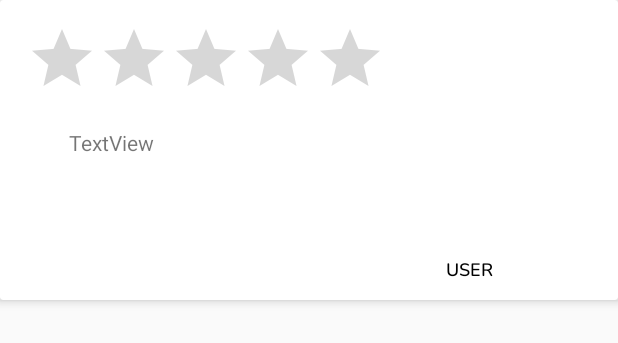
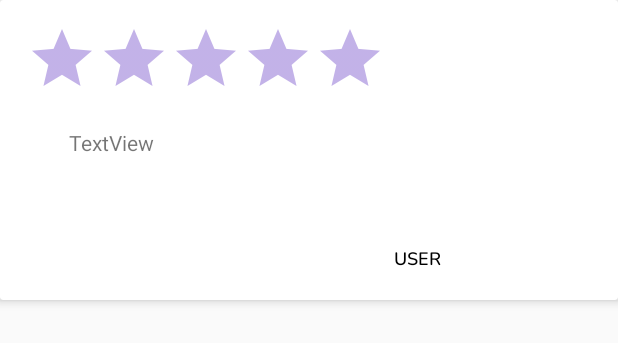
Before and after one commit to yangray1/BreadWinner, an Android app: the layout review_item.xml on its own in the app's theme, with its tools: preview values and no code run, on a phone screen of 412 x 824 dp. Shown: the top 343 px of the screen. Run offline under Robolectric (Android 15) with nearby library versions, the phone set to English and light mode, and no system bars; network calls fail.

Commit message:
added view to see ratings and reviews

```diff
--- a/Front-end-template/app/src/main/res/layout/fragment_profile.xml
+++ b/Front-end-template/app/src/main/res/layout/fragment_profile.xml
@@ -93,6 +93,7 @@
         android:numStars="5"
         android:rating="2.25"
         android:stepSize="0.1"
+        android:theme="@style/RatingBar"
         android:visibility="visible"
         app:layout_constraintEnd_toEndOf="parent"
         app:layout_constraintStart_toStartOf="parent"
--- a/Front-end-template/app/src/main/res/layout/review_item.xml
+++ b/Front-end-template/app/src/main/res/layout/review_item.xml
@@ -17,13 +17,11 @@
 
         <TextView
             android:id="@+id/firstAndLast"
-            android:layout_width="99dp"
-            android:layout_height="28dp"
-            android:layout_below="@+id/reviewItemRatingBar"
+            android:layout_width="134dp"
+            android:layout_height="36dp"
             android:layout_alignParentEnd="true"
             android:layout_alignParentRight="true"
             android:layout_alignParentBottom="true"
-            android:layout_marginTop="-43dp"
             android:layout_marginEnd="15dp"
             android:layout_marginRight="15dp"
             android:layout_marginBottom="142dp"
@@ -34,6 +32,7 @@
 
         <RatingBar
             android:id="@+id/reviewItemRatingBar"
+            style="@style/Widget.AppCompat.RatingBar"
             android:layout_width="wrap_content"
             android:layout_height="wrap_content"
             android:layout_alignParentStart="true"
@@ -41,6 +40,7 @@
             android:layout_alignParentTop="true"
             android:layout_marginStart="17dp"
             android:layout_marginLeft="17dp"
+            android:theme="@style/RatingBar"
             android:layout_marginTop="15dp"
             android:isIndicator="true" />
 
--- a/Front-end-template/app/src/main/res/values/styles.xml
+++ b/Front-end-template/app/src/main/res/values/styles.xml
@@ -19,5 +19,9 @@
         <item name="color">@android:color/black</item>
     </style>
 
+    <style name="RatingBar" parent="Theme.AppCompat">
+        <item name="colorControlNormal">@color/design_default_color_primary_dark</item>
+        <item name="colorControlActivated">@color/colorAccent</item>
+    </style>
 
 </resources>
```
Also changed, not shown: Front-end-template/app/src/main/java/com/example/crystalyip/csc301/FragmentFoodDetail.java (+7 -1 lines), Front-end-template/app/src/main/java/com/example/crystalyip/csc301/ProfileFragment.java (+20 -7 lines), Front-end-template/app/src/main/java/com/example/crystalyip/csc301/ShowReviews.java (+7 -11 lines), Front-end-template/app/src/main/res/layout-v21/fragment_food_detail.xml (+8 -0 lines).
